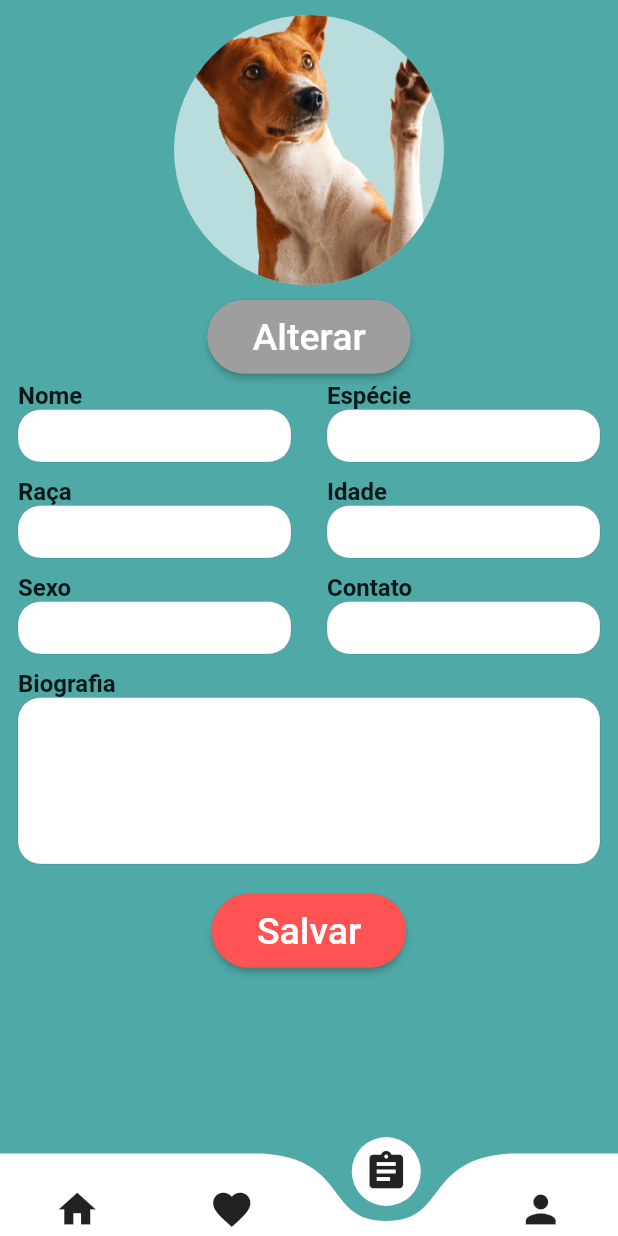
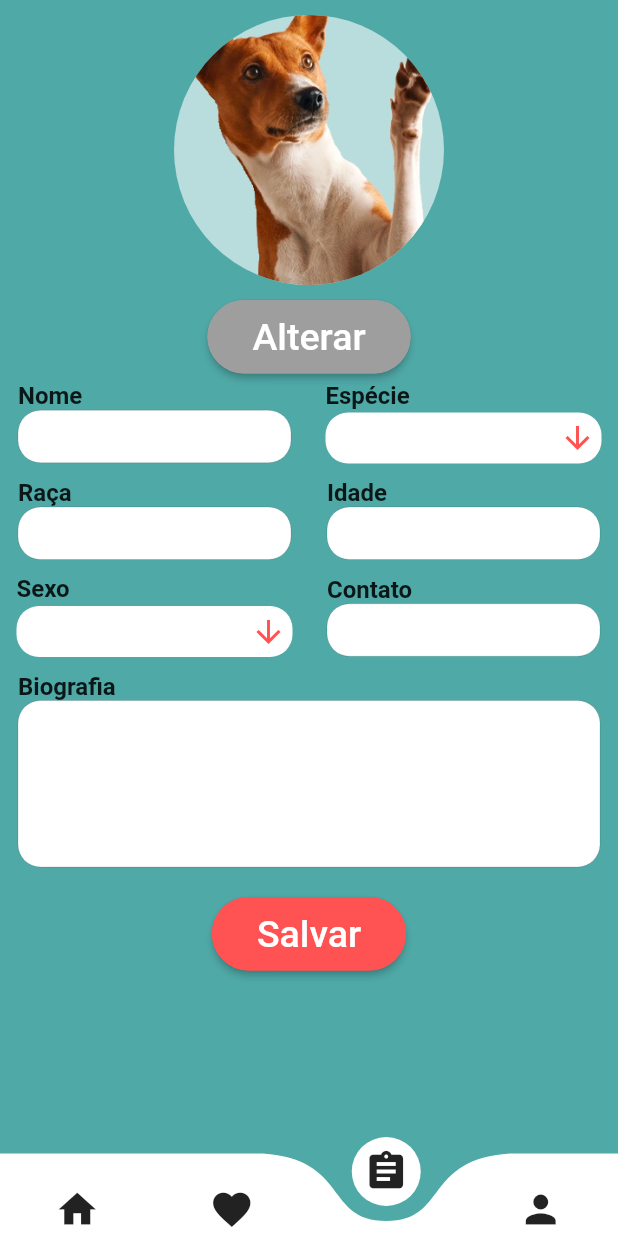
Before and after one commit to noefernandes/amica-app, a Flutter app: the Menu screen opened directly, item 3 of the bottom bar chosen, after a tap on "Salvar", on a phone screen of 412 x 824 dp. Run offline on Flutter 3.47's test engine with Material 2 defaults, Android fonts, the light colour scheme and no system bars; drawn by our look-alikes of curved_navigation_bar; our stand-ins replace cloud_firestore, firebase_auth, firebase_core, firebase_storage, flutter_svg, google_fonts and 5 more; missing offline and left inert: dart:ffi; accounts and stored records are empty; network calls fail; statements that could not run were skipped; project files that could hold a hidden picture were left out.

Commit message:
Inserção do menu dropdown e ajustes na classe pet e tela de cadastro

```diff
--- /dev/null
+++ b/lib/models/pet.dart
@@ -0,0 +1,20 @@
+import 'dart:typed_data';
+import 'package:flutter/material.dart';
+
+class Pet {
+  @required
+  String name;
+  @required
+  String specie;
+  @required
+  String sex;
+  @required
+  String contact;
+  String biography;
+  String race;
+  int age = 0;
+  Uint8List? photo;
+
+  Pet(this.name, this.specie, this.race, this.age, this.sex, this.contact,
+      this.biography, this.photo);
+}
--- a/lib/pages/cadastro.dart
+++ b/lib/pages/cadastro.dart
@@ -1,6 +1,5 @@
 import 'dart:ffi';
 import 'dart:typed_data';
-
 import 'package:amica/providers/user_provider.dart';
 import 'package:amica/resources/firestore_methods.dart';
 import 'package:amica/utils/utils.dart';
@@ -10,8 +9,9 @@ import 'package:amica/widgtes/insert_field_cadastro.dart';
 import 'package:amica/widgtes/biography_text_field_cadastro.dart';
 import 'package:image_picker/image_picker.dart';
 import 'dart:io';
-
+import 'package:amica/models/pet.dart';
 import 'package:provider/provider.dart';
+import 'package:flutter/services.dart' show rootBundle;
 
 class Cadastro extends StatefulWidget {
   const Cadastro({Key? key}) : super(key: key);
@@ -20,34 +20,16 @@ class Cadastro extends StatefulWidget {
   _CadastroState createState() => _CadastroState();
 }
 
-class Pet {
-  @required
-  String name;
-  @required
-  String specie;
-  @required
-  String sex;
-  @required
-  String contact;
-  String biography;
-  String race;
-  int age = 0;
-
-  Pet(this.name, this.specie, this.race, this.age, this.sex, this.contact,
-      this.biography);
-}
-
 class _CadastroState extends State<Cadastro> {
   TextEditingController nameController = TextEditingController();
-  TextEditingController specieController = TextEditingController();
   TextEditingController raceController = TextEditingController();
   TextEditingController ageController = TextEditingController();
-  TextEditingController sexController = TextEditingController();
   TextEditingController contactController = TextEditingController();
   TextEditingController biographyController = TextEditingController();
-  final GlobalKey<FormState> _formKey = GlobalKey<FormState>();
   Uint8List? _file;
   bool isLoading = false;
+  String? specieDropdownValue;
+  String? sexDropdownValue;
 
   Future<void> _openGallery(BuildContext context) async {
     Uint8List file = await pickImage(ImageSource.gallery);
@@ -112,15 +94,20 @@ class _CadastroState extends State<Cadastro> {
   }
 
   void _savePet(String uid, String username) async {
+    if (_file == null) {
+      Uint8List data =
+          (await rootBundle.load('imagens/dog.png')).buffer.asUint8List();
+      _file = data;
+    }
     Pet pet = Pet(
         nameController.text,
-        specieController.text,
+        specieDropdownValue!,
         raceController.text,
         int.parse(ageController.text),
-        sexController.text,
+        sexDropdownValue!,
         contactController.text,
-        biographyController.text);
-    print(pet.name);
+        biographyController.text,
+        _file);
 
     setState(() {
       isLoading = true;
@@ -131,12 +118,12 @@ class _CadastroState extends State<Cadastro> {
       String res = await FireStoreMethods().uploadPost(
         uid,
         username,
-        nameController.text,
-        specieController.text,
-        sexController.text,
-        contactController.text,
-        biographyController.text,
-        _file!,
+        pet.name,
+        pet.specie,
+        pet.sex,
+        pet.contact,
+        pet.biography,
+        pet.photo!,
       );
       if (res == "success") {
         setState(() {
@@ -163,6 +150,11 @@ class _CadastroState extends State<Cadastro> {
 
   void clearImage() {
     setState(() {
+      nameController.text = '';
+      specieDropdownValue = null;
+      sexDropdownValue = null;
+      contactController.text = '';
+      biographyController.text = '';
       _file = null;
     });
   }
@@ -205,11 +197,62 @@ class _CadastroState extends State<Cadastro> {
                         textInputType: TextInputType.name),
                   ),
                   Expanded(
-                    child: InsertFieldCadastro(
-                        textEditingController: specieController,
-                        fieldName: "Espécie",
-                        textInputType: TextInputType.text),
-                  )
+                      child: Container(
+                    width: double.infinity,
+                    padding: EdgeInsets.fromLTRB(11, 5, 11, 5),
+                    child: Column(
+                      children: [
+                        Container(
+                          width: double.infinity,
+                          padding: EdgeInsets.fromLTRB(0, 0, 0, 2),
+                          child: const Text(
+                            'Espécie',
+                            style: TextStyle(
+                                fontSize: 16, fontWeight: FontWeight.bold),
+                            textAlign: TextAlign.left,
+                          ),
+                        ),
+                        Container(
+                          width: double.infinity,
+                          padding: EdgeInsets.fromLTRB(0, 5, 0, 5),
+                          decoration: BoxDecoration(
+                              color: Colors.white,
+                              borderRadius: BorderRadius.circular(15)),
+                          child: DropdownButtonHideUnderline(
+                              child: ButtonTheme(
+                            alignedDropdown: true,
+                            child: DropdownButton<String>(
+                                alignment: Alignment.center,
+                                value: specieDropdownValue,
+                                icon: const Icon(Icons.arrow_downward),
+                                elevation: 16,
+                                style: const TextStyle(
+                                  color: Colors.black,
+                                  backgroundColor: Colors.white,
+                                ),
+                                dropdownColor: Colors.white,
+                                iconEnabledColor: Colors.redAccent,
+                                onChanged: (String? newValue) {
+                                  setState(() {
+                                    specieDropdownValue = newValue!;
+                                  });
+                                },
+                                isDense: true,
+                                items: const <DropdownMenuItem<String>>[
+                                  DropdownMenuItem(
+                                      child: Text('Cachorro'), value: 'dog'),
+                                  DropdownMenuItem(
+                                      child: Text('Gato'), value: 'cat'),
+                                  DropdownMenuItem(
+                                      child: Text('Pássaro'), value: 'bird'),
+                                  DropdownMenuItem(
+                                      child: Text('Cobra'), value: 'snake'),
+                                ]),
+                          )),
+                        )
+                      ],
+                    ),
+                  ))
                 ],
               ),
               Row(
@@ -233,11 +276,64 @@ class _CadastroState extends State<Cadastro> {
                 mainAxisSize: MainAxisSize.min,
                 children: [
                   Expanded(
-                    child: InsertFieldCadastro(
-                        textEditingController: sexController,
-                        fieldName: "Sexo",
-                        textInputType: TextInputType.text),
-                  ),
+                      child: Container(
+                          width: double.infinity,
+                          padding: EdgeInsets.fromLTRB(11, 5, 11, 5),
+                          child: Column(
+                            children: [
+                              Container(
+                                width: double.infinity,
+                                padding: EdgeInsets.fromLTRB(0, 0, 0, 2),
+                                child: const Text(
+                                  'Sexo',
+                                  style: TextStyle(
+                                      fontSize: 16,
+                                      fontWeight: FontWeight.bold),
+                                  textAlign: TextAlign.left,
+                                ),
+                              ),
+                              Container(
+                                  width: double.infinity,
+                                  padding: EdgeInsets.fromLTRB(0, 5, 0, 5),
+                                  decoration: BoxDecoration(
+                                      color: Colors.white,
+                                      borderRadius: BorderRadius.circular(15)),
+                                  child: DropdownButtonHideUnderline(
+                                    child: ButtonTheme(
+                                        alignedDropdown: true,
+                                        child: DropdownButton<String>(
+                                          alignment: Alignment.center,
+                                          value: sexDropdownValue,
+                                          icon:
+                                              const Icon(Icons.arrow_downward),
+                                          elevation: 16,
+                                          style: const TextStyle(
+                                            color: Colors.black,
+                                            backgroundColor: Colors.white,
+                                          ),
+                                          dropdownColor: Colors.white,
+                                          iconEnabledColor: Colors.redAccent,
+                                          onChanged: (String? newValue) {
+                                            setState(() {
+                                              sexDropdownValue = newValue!;
+                                            });
+                                          },
+                                          isDense: true,
+                                          items: const <
+                                              DropdownMenuItem<String>>[
+                                            DropdownMenuItem(
+                                              child: Text('Macho'),
+                                              value: 'M',
+                                            ),
+                                            DropdownMenuItem(
+                                              child: Text('Fêmea'),
+                                              value: 'F',
+                                            )
+                                          ],
+                                        )),
+                                  ))
+                            ],
+                          ))),
                   Expanded(
                     child: InsertFieldCadastro(
                         textEditingController: contactController,
```
Also changed, not shown: 1 other file.
